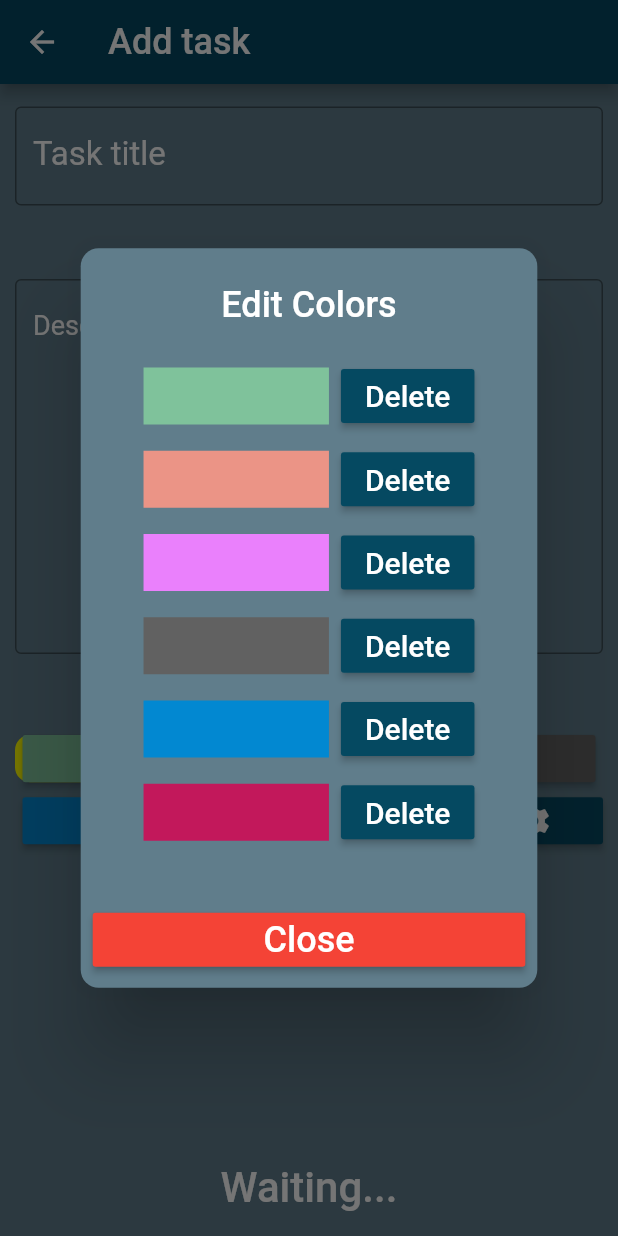
After one commit to DutchJavaDev/TODO-app, a Flutter app: the UpdateTaskListStateFull screen opened directly, after a tap on the "settings" icon, on a phone screen of 412 x 824 dp. The commit adds this screen. Run offline on Flutter 3.47's test engine with Material 2 defaults, Android fonts, the phone set to English and light mode, and no system bars; our stand-ins replace flutter_colorpicker, font_awesome_flutter; statements that could not run were skipped.

Commit message:
version 0.0.3
fixed color deleted bug with a proper fix, made file name changes. fixed app crash when gackgroundcolors list is empty

```diff
--- a/lib/addorupdate.dart
+++ b/lib/updatetasklist.dart
@@ -5,6 +5,7 @@ import 'package:font_awesome_flutter/font_awesome_flutter.dart';
 import 'models/models.dart';
 import 'utils/taskmanager.dart' as TaskManager;
 import 'utils/filesys.dart' as FileSys;
+import 'widgets/coloreditwidget.dart';
 
 class UpdateTaskList extends StatelessWidget {
   final String taskId;
@@ -57,7 +58,13 @@ class UpdateTaskListState extends State<UpdateTaskListStateFull> {
     } else {
       titleController.text = "";
       descriptionController.text = "";
-      taskColor = settings.getBackgroundColors[0];
+      if(settings.getBackgroundColors.length == 0)
+      {
+        taskColor = Colors.grey;
+      }
+      {
+        taskColor = settings.getBackgroundColors[0];
+      }
     }
     titleError = "";
     descriptionError = "";
@@ -171,35 +178,15 @@ class UpdateTaskListState extends State<UpdateTaskListStateFull> {
 
   void editColors() async
   {
-    await showDialog<void>(
+      await showDialog(
       context: context,
       barrierDismissible: true,
       builder: (BuildContext context)
       {
-        return AlertDialog(
-          title: Center(child: Text("Edit Colors",style: TextStyle(fontSize: 24,color: Colors.white),),),
-          backgroundColor: Theme.of(context).backgroundColor,
-          shape: RoundedRectangleBorder(
-            borderRadius: BorderRadius.circular(12)
-          ),
-          content: SingleChildScrollView(
-            child: Column(
-              children: createEditView(),
-            ),
-          ),
-          actions: <Widget>[
-            Container(
-              width: MediaQuery.of(context).size.width*0.7,
-              child: RaisedButton(
-                color: Colors.red,
-                onPressed: () => Navigator.of(context).pop(),
-                child: Text("Close",style: TextStyle(color: Colors.white, fontSize: 24),),
-              ),
-            )
-          ],
-        );
+        return ColorEdit();
       }
     );
+    setState(() {});
   }
 
   void addNewColor() async {
--- /dev/null
+++ b/lib/widgets/coloreditwidget.dart
@@ -0,0 +1,95 @@
+import 'package:flutter/material.dart';
+import '../utils/filesys.dart' as FileSys;
+
+import 'package:test_build/models/models.dart';
+
+class ColorEdit extends StatelessWidget
+{
+  Widget build(BuildContext context)
+  {
+    return ColorEditState();
+  }
+}
+
+class ColorEditState extends StatefulWidget
+{
+  @override
+  ColorEditWidget createState() => ColorEditWidget();
+}
+
+class ColorEditWidget extends State<ColorEditState>
+{
+
+  SettingsModel settings;
+
+  @override
+  initState() {
+    super.initState();
+    settings = FileSys.getSettingsModel;
+  }
+
+    List<Widget> createEditView()
+  {
+    var items = List<Widget>();
+
+    for(var color in settings.getBackgroundColors)
+    {
+      var row = Row(
+        mainAxisAlignment: MainAxisAlignment.center,
+        children: <Widget>[
+          Padding(
+            padding: EdgeInsets.only(right: 8),
+            child: Container(
+            width: MediaQuery.of(context).size.width*0.3,
+            height: 38,
+            color: color
+          ),
+          ),
+          RaisedButton(
+            // Atleast one color should be there otherwise the 'updatetasklist' crashes in initState
+            onPressed: settings.getBackgroundColors.length == 1 ? null : (){
+              setState(() {
+                settings.removeColor(color);
+                FileSys.saveSettings();
+                settings = FileSys.getSettingsModel;
+              });
+            },
+            child: Text("Delete",style: TextStyle(color: Colors.white,fontSize: 20),),
+          )
+        ],
+      );
+
+      items.add(Padding(
+        padding: EdgeInsets.only(top: 2.5,bottom: 5),
+        child: row,
+      ));
+    }
+
+    return items;
+  }
+
+  Widget build(BuildContext context) {
+    return AlertDialog(
+          title: Center(child: Text("Edit Colors",style: TextStyle(fontSize: 24,color: Colors.white),),),
+          backgroundColor: Theme.of(context).backgroundColor,
+          shape: RoundedRectangleBorder(
+            borderRadius: BorderRadius.circular(12)
+          ),
+          content: SingleChildScrollView(
+            child: Column(
+              children: createEditView(),
+            ),
+          ),
+          actions: <Widget>[
+            Container(
+              width: MediaQuery.of(context).size.width*0.7,
+              child: RaisedButton(
+                color: Colors.red,
+                onPressed: () => Navigator.of(context).pop(),
+                child: Text("Close",style: TextStyle(color: Colors.white, fontSize: 24),),
+              ),
+            )
+          ],
+        );;
+  }
+}
```
Also changed, not shown: lib/main.dart (+4 -3 lines), lib/taskscomplete.dart (renamed from lib/complete.dart, +5 -5 lines), 1 other file.
